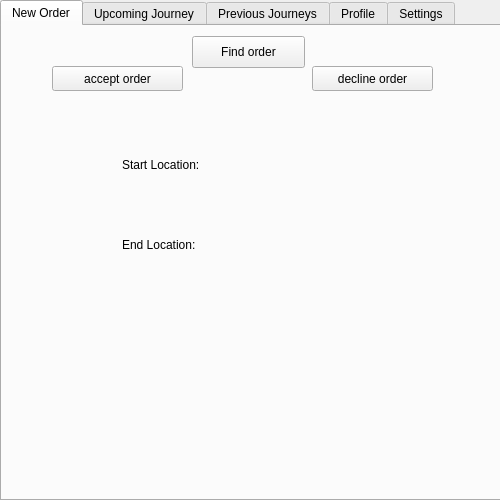
The window that UI/DriverScreen.ui (1412kauti/ProjectHurricane) describes before a commit, drawn with Qt 5.
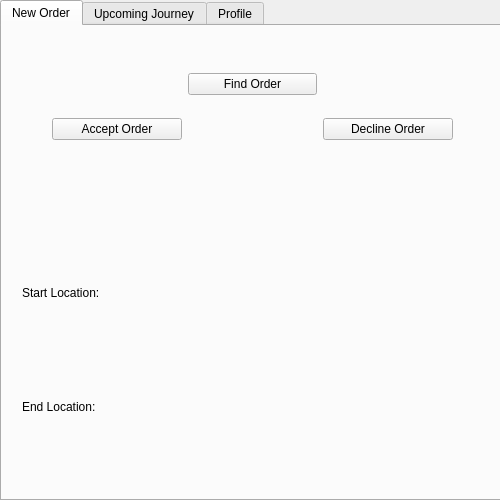
The same window after the commit.

```diff
--- a/UI/DriverScreen.ui
+++ b/UI/DriverScreen.ui
@@ -41,96 +41,103 @@
     <attribute name="title">
      <string>New Order</string>
     </attribute>
-    <widget class="QLabel" name="start_location">
+    <widget class="QLabel" name="label_2">
      <property name="geometry">
       <rect>
-       <x>120</x>
-       <y>130</y>
-       <width>101</width>
-       <height>17</height>
+       <x>370</x>
+       <y>180</y>
+       <width>59</width>
+       <height>15</height>
       </rect>
      </property>
      <property name="text">
-      <string>Start Location:</string>
+      <string/>
      </property>
     </widget>
-    <widget class="QLabel" name="end_location">
+    <widget class="QWidget" name="formLayoutWidget">
      <property name="geometry">
       <rect>
-       <x>120</x>
-       <y>210</y>
-       <width>91</width>
-       <height>17</height>
+       <x>20</x>
+       <y>240</y>
+       <width>461</width>
+       <height>161</height>
       </rect>
      </property>
-     <property name="text">
-      <string>End Location:</string>
-     </property>
+     <layout class="QFormLayout" name="formLayout">
+      <property name="verticalSpacing">
+       <number>100</number>
+      </property>
+      <property name="topMargin">
+       <number>20</number>
+      </property>
+      <item row="0" column="0">
+       <widget class="QLabel" name="start_location">
+        <property name="text">
+         <string>Start Location:</string>
+        </property>
+       </widget>
+      </item>
+      <item row="1" column="0">
+       <widget class="QLabel" name="end_location">
+        <property name="text">
+         <string>End Location:</string>
+        </property>
+       </widget>
+      </item>
+      <item row="1" column="1">
+       <widget class="QLabel" name="el_value">
+        <property name="text">
+         <string/>
+        </property>
+       </widget>
+      </item>
+      <item row="0" column="1">
+       <widget class="QLabel" name="sl_value">
+        <property name="text">
+         <string/>
+        </property>
+       </widget>
+      </item>
+     </layout>
     </widget>
-    <widget class="QPushButton" name="accept_order">
+    <widget class="QWidget" name="gridLayoutWidget_2">
      <property name="geometry">
       <rect>
        <x>50</x>
-       <y>40</y>
-       <width>131</width>
-       <height>25</height>
+       <y>30</y>
+       <width>401</width>
+       <height>101</height>
       </rect>
      </property>
-     <property name="text">
-      <string>accept order</string>
-     </property>
-    </widget>
-    <widget class="QPushButton" name="decline_order">
-     <property name="geometry">
-      <rect>
-       <x>310</x>
-       <y>40</y>
-       <width>121</width>
-       <height>25</height>
-      </rect>
-     </property>
-     <property name="text">
-      <string>decline order</string>
-     </property>
-    </widget>
-    <widget class="QLabel" name="sl_value">
-     <property name="geometry">
-      <rect>
-       <x>250</x>
-       <y>130</y>
-       <width>201</width>
-       <height>21</height>
-      </rect>
-     </property>
-     <property name="text">
-      <string/>
-     </property>
-    </widget>
-    <widget class="QLabel" name="el_value">
-     <property name="geometry">
-      <rect>
-       <x>240</x>
-       <y>210</y>
-       <width>221</width>
-       <height>17</height>
-      </rect>
-     </property>
-     <property name="text">
-      <string/>
-     </property>
-    </widget>
-    <widget class="QPushButton" name="pushButton">
-     <property name="geometry">
-      <rect>
-       <x>190</x>
-       <y>10</y>
-       <width>113</width>
-       <height>32</height>
-      </rect>
-     </property>
-     <property name="text">
-      <string>Find order</string>
-     </property>
+     <layout class="QGridLayout" name="gridLayout_2">
+      <item row="1" column="2">
+       <widget class="QPushButton" name="decline_order">
+        <property name="text">
+         <string>Decline Order</string>
+        </property>
+       </widget>
+      </item>
+      <item row="0" column="1">
+       <widget class="QPushButton" name="pushButton">
+        <property name="text">
+         <string>Find Order</string>
+        </property>
+       </widget>
+      </item>
+      <item row="1" column="0">
+       <widget class="QPushButton" name="accept_order">
+        <property name="sizePolicy">
+         <sizepolicy hsizetype="Preferred" vsizetype="Preferred">
+          <horstretch>0</horstretch>
+          <verstretch>0</verstretch>
+         </sizepolicy>
+        </property>
+        <property name="text">
+         <string>Accept Order</string>
+        </property>
+       </widget>
+      </item>
+     </layout>
     </widget>
    </widget>
    <widget class="QWidget" name="tab_2">
@@ -202,11 +209,52 @@
       <string>Completed</string>
      </property>
     </widget>
-   </widget>
-   <widget class="QWidget" name="tab_3">
-    <attribute name="title">
-     <string>Previous Journeys</string>
-    </attribute>
+    <widget class="QWidget" name="formLayoutWidget_2">
+     <property name="geometry">
+      <rect>
+       <x>40</x>
+       <y>40</y>
+       <width>431</width>
+       <height>321</height>
+      </rect>
+     </property>
+     <layout class="QFormLayout" name="formLayout_2">
+      <property name="verticalSpacing">
+       <number>100</number>
+      </property>
+      <property name="topMargin">
+       <number>50</number>
+      </property>
+      <item row="0" column="0">
+       <widget class="QLabel" name="From">
+        <property name="text">
+         <string>From :</string>
+        </property>
+       </widget>
+      </item>
+      <item row="0" column="1">
+       <widget class="QLabel" name="from_value">
+        <property name="text">
+         <string/>
+        </property>
+       </widget>
+      </item>
+      <item row="1" column="0">
+       <widget class="QLabel" name="To">
+        <property name="text">
+         <string>To :</string>
+        </property>
+       </widget>
+      </item>
+      <item row="1" column="1">
+       <widget class="QLabel" name="To_value">
+        <property name="text">
+         <string/>
+        </property>
+       </widget>
+      </item>
+     </layout>
+    </widget>
    </widget>
    <widget class="QWidget" name="tab_5">
     <attribute name="title">
@@ -343,104 +391,6 @@
      </property>
     </widget>
    </widget>
-   <widget class="QWidget" name="tab_4">
-    <attribute name="title">
-     <string>Settings</string>
-    </attribute>
-    <widget class="QWidget" name="formLayoutWidget_3">
-     <property name="geometry">
-      <rect>
-       <x>70</x>
-       <y>170</y>
-       <width>361</width>
-       <height>31</height>
-      </rect>
-     </property>
-     <layout class="QFormLayout" name="formLayout_5">
-      <item row="0" column="0">
-       <widget class="QLabel" name="label_24">
-        <property name="text">
-         <string>Change Theme : </string>
-        </property>
-       </widget>
-      </item>
-      <item row="0" column="1">
-       <widget class="QComboBox" name="comboBox_5">
-        <item>
-         <property name="text">
-          <string>Tiger</string>
-         </property>
-        </item>
-        <item>
-         <property name="text">
-          <string>Ubuntu</string>
-         </property>
-        </item>
-        <item>
-         <property name="text">
-          <string>NeonButtons</string>
-         </property>
-        </item>
-        <item>
-         <property name="text">
-          <string>Material Dark</string>
-         </property>
-        </item>
-        <item>
-         <property name="text">
-          <string>Manjaro Mix</string>
-         </property>
-        </item>
-        <item>
-         <property name="text">
-          <string>Elegant Dark</string>
-         </property>
-        </item>
-        <item>
-         <property name="text">
-          <string>Console Style</string>
-         </property>
-        </item>
-        <item>
-         <property name="text">
-          <string>Aqua</string>
-         </property>
-        </item>
-        <item>
-         <property name="text">
-          <string>AMOLED</string>
-         </property>
-        </item>
-       </widget>
-      </item>
-     </layout>
-    </widget>
-    <widget class="QWidget" name="verticalLayoutWidget_2">
-     <property name="geometry">
-      <rect>
-       <x>210</x>
-       <y>270</y>
-       <width>221</width>
-       <height>41</height>
-      </rect>
-     </property>
-     <layout class="QVBoxLayout" name="verticalLayout_4">
-      <item>
-       <widget class="QPushButton" name="Logout_Btn">
-        <property name="sizePolicy">
-         <sizepolicy hsizetype="Maximum" vsizetype="Preferred">
-          <horstretch>0</horstretch>
-          <verstretch>0</verstretch>
-         </sizepolicy>
-        </property>
-        <property name="text">
-         <string>Logout</string>
-        </property>
-       </widget>
-      </item>
-     </layout>
-    </widget>
-   </widget>
   </widget>
  </widget>
  <resources/>
```
Left out of the diff: 143 changed lines with no effect on the pictures.
